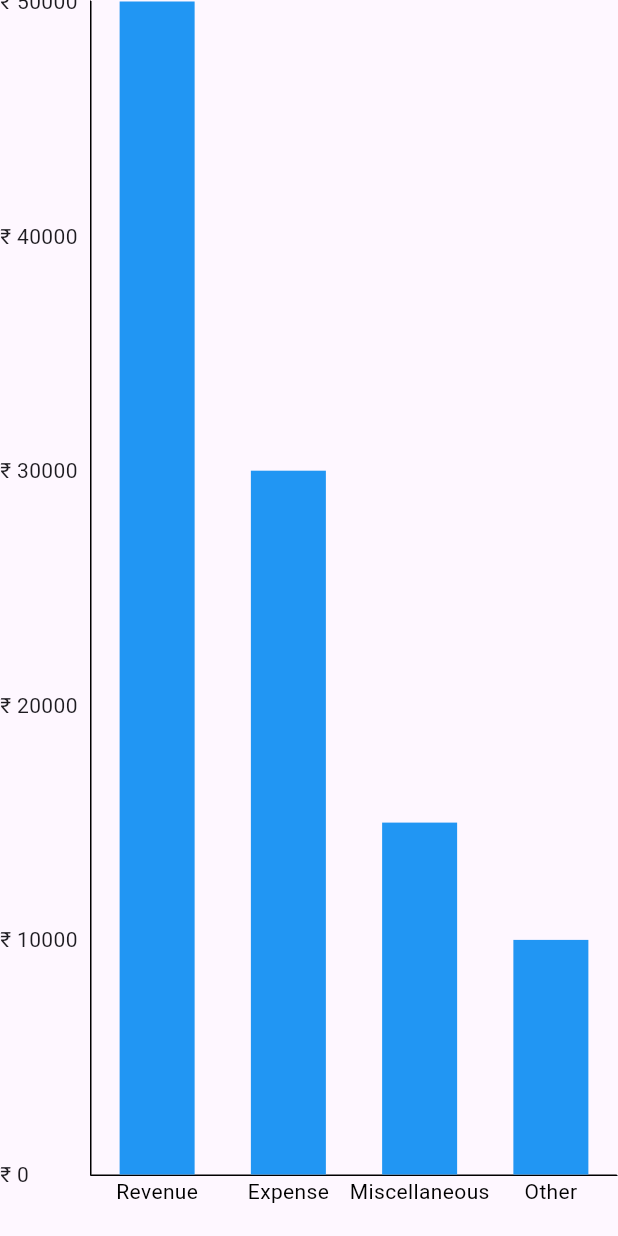
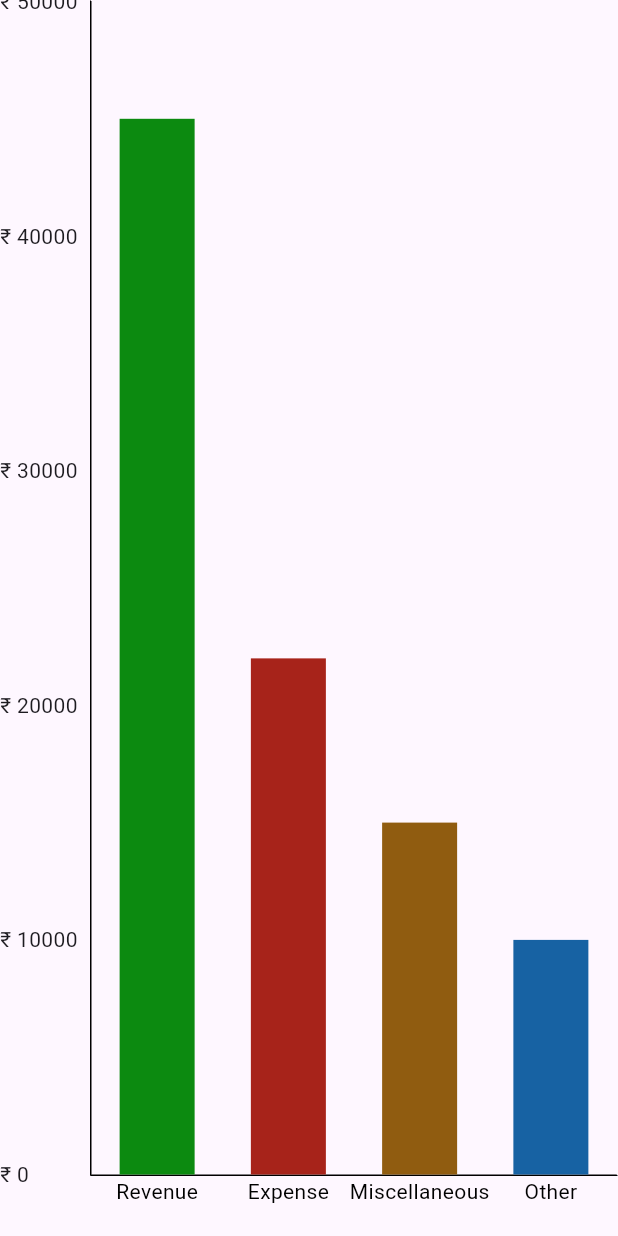
Before and after one commit to ajujacob88/vetqure-task, a Flutter app: the RevenueExpenseChart widget shown alone on an empty page, opened directly, on a phone screen of 412 x 824 dp. Run offline on Flutter 3.47's test engine with Material 3 defaults, Android fonts, the phone set to English and light mode, and no system bars; drawn by our look-alikes of fl_chart.

Commit message:
doing revenue vs expense tracker almost completed

```diff
--- a/lib/models/revenue_expense_tracker_model.dart
+++ b/lib/models/revenue_expense_tracker_model.dart
@@ -7,8 +7,8 @@ class RevenueExpenseItem {
 
 class RevenueExpenseModel {
   final List<RevenueExpenseItem> items = [
-    RevenueExpenseItem(category: 'Revenue', amount: 50000),
-    RevenueExpenseItem(category: 'Expense', amount: 30000),
+    RevenueExpenseItem(category: 'Revenue', amount: 45000),
+    RevenueExpenseItem(category: 'Expense', amount: 22000),
     RevenueExpenseItem(category: 'Miscellaneous', amount: 15000),
     RevenueExpenseItem(category: 'Other', amount: 10000),
   ];
--- a/lib/views/graphs/revenue_expense_tracker/revenue_exp_tracker_barchart.dart
+++ b/lib/views/graphs/revenue_expense_tracker/revenue_exp_tracker_barchart.dart
@@ -3,7 +3,8 @@ import 'package:flutter/material.dart';
 import 'package:vetqure_task/controllers/revenue_expense_tracker_controller.dart';
 
 class RevenueExpenseChart extends StatelessWidget {
-  final RevenueExpenseController controller = RevenueExpenseController();
+  final RevenueExpenseController _revenueExpenseController =
+      RevenueExpenseController();
 
   RevenueExpenseChart({super.key});
 
@@ -77,14 +78,21 @@ class RevenueExpenseChart extends StatelessWidget {
 
   // Function to dynamically generate bar groups based on the items
   List<BarChartGroupData> _buildBarGroups() {
-    return List.generate(controller.items.length, (index) {
-      final item = controller.items[index];
+    List<Color> barColors = [
+      const Color.fromARGB(255, 12, 138, 16), // For Revenue
+      const Color.fromARGB(255, 167, 35, 26), // For Expense
+      const Color.fromARGB(255, 144, 92, 16), // For Miscellaneous
+      const Color.fromARGB(255, 23, 98, 163), // For Other
+    ];
+
+    return List.generate(_revenueExpenseController.items.length, (index) {
+      final item = _revenueExpenseController.items[index];
       return BarChartGroupData(
         x: index,
         barRods: [
           BarChartRodData(
               toY: item.amount, // Set the height of each bar
-              color: Colors.blue, // You can use different colors for each bar
+              color: barColors[index],
               width: 50,
               borderRadius: BorderRadius.zero),
         ],
```
